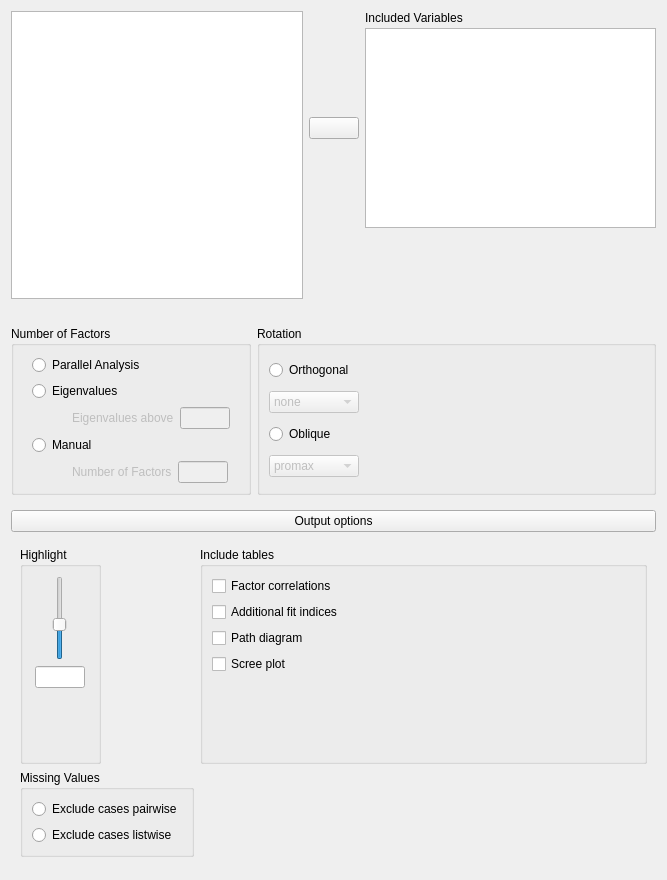
Old version of the form JASP-Desktop/analysisforms/Common/exploratoryfactoranalysisform.ui in the repository jasp-stats/jasp-desktop.
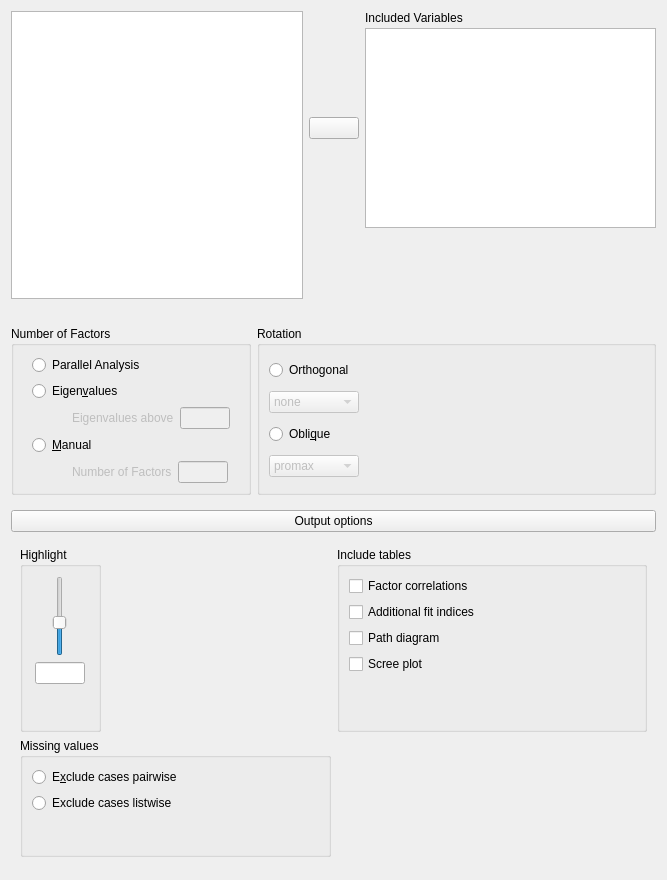
New version of the form. Custom widgets are drawn as their Qt base class.

Commit message: finished unit tests and tweaked ui

The edit to the form file:
```diff
--- a/JASP-Desktop/analysisforms/Common/exploratoryfactoranalysisform.ui
+++ b/JASP-Desktop/analysisforms/Common/exploratoryfactoranalysisform.ui
@@ -211,7 +211,7 @@
             </sizepolicy>
            </property>
            <property name="text">
-            <string>Oblique</string>
+            <string>Obli&amp;que</string>
            </property>
           </widget>
          </item>
@@ -303,7 +303,7 @@
             </sizepolicy>
            </property>
            <property name="text">
-            <string>Eigenvalues</string>
+            <string>Eigen&amp;values</string>
            </property>
           </widget>
          </item>
@@ -378,7 +378,7 @@
             </sizepolicy>
            </property>
            <property name="text">
-            <string>Manual</string>
+            <string>&amp;Manual</string>
            </property>
           </widget>
          </item>
@@ -502,6 +502,61 @@
       <item row="1" column="0">
        <widget class="QWidget" name="containerOptions" native="true">
         <layout class="QGridLayout" name="gridLayout_4">
+         <item row="1" column="0">
+          <widget class="BoundGroupBox" name="missingValues">
+           <property name="maximumSize">
+            <size>
+             <width>180000</width>
+             <height>16777215</height>
+            </size>
+           </property>
+           <property name="title">
+            <string>Missing values</string>
+           </property>
+           <layout class="QGridLayout" name="gridLayout_8">
+            <item row="2" column="1">
+             <widget class="QRadioButton" name="_2excludeListwise">
+              <property name="text">
+               <string>Exclude cases listwise</string>
+              </property>
+             </widget>
+            </item>
+            <item row="1" column="3">
+             <spacer name="horizontalSpacer_4">
+              <property name="orientation">
+               <enum>Qt::Horizontal</enum>
+              </property>
+              <property name="sizeHint" stdset="0">
+               <size>
+                <width>40</width>
+                <height>20</height>
+               </size>
+              </property>
+             </spacer>
+            </item>
+            <item row="1" column="1">
+             <widget class="QRadioButton" name="_1excludePairwise">
+              <property name="text">
+               <string>E&amp;xclude cases pairwise</string>
+              </property>
+             </widget>
+            </item>
+            <item row="3" column="1">
+             <spacer name="verticalSpacer_3">
+              <property name="orientation">
+               <enum>Qt::Vertical</enum>
+              </property>
+              <property name="sizeHint" stdset="0">
+               <size>
+                <width>20</width>
+                <height>40</height>
+               </size>
+              </property>
+             </spacer>
+            </item>
+           </layout>
+          </widget>
+         </item>
          <item row="0" column="0">
           <widget class="BoundGroupBox" name="highlight">
            <property name="maximumSize">
@@ -573,7 +628,7 @@
            <zorder>highlightSlider</zorder>
           </widget>
          </item>
-         <item row="0" column="1">
+         <item row="0" column="2">
           <widget class="BoundGroupBox" name="includeTables">
            <property name="title">
             <string>Include tables</string>
@@ -623,39 +678,7 @@
            </layout>
           </widget>
          </item>
-         <item row="1" column="0">
-          <widget class="BoundGroupBox" name="missingValues">
-           <property name="sizePolicy">
-            <sizepolicy hsizetype="Fixed" vsizetype="Preferred">
-             <horstretch>0</horstretch>
-             <verstretch>0</verstretch>
-            </sizepolicy>
-           </property>
-           <property name="title">
-            <string>Missing Values</string>
-           </property>
-           <property name="flat">
-            <bool>true</bool>
-           </property>
-           <layout class="QGridLayout" name="gridLayout_9">
-            <item row="0" column="0">
-             <widget class="QRadioButton" name="_1excludePairwise">
-              <property name="text">
-               <string>Exclude cases pairwise</string>
-              </property>
-             </widget>
-            </item>
-            <item row="1" column="0">
-             <widget class="QRadioButton" name="_2excludeListwise">
-              <property name="text">
-               <string>Exclude cases listwise</string>
-              </property>
-             </widget>
-            </item>
-           </layout>
-          </widget>
-         </item>
-         <item row="1" column="1">
+         <item row="1" column="2">
           <spacer name="horizontalSpacer_2">
            <property name="orientation">
             <enum>Qt::Horizontal</enum>
```
The commit also changes 3 other files.
